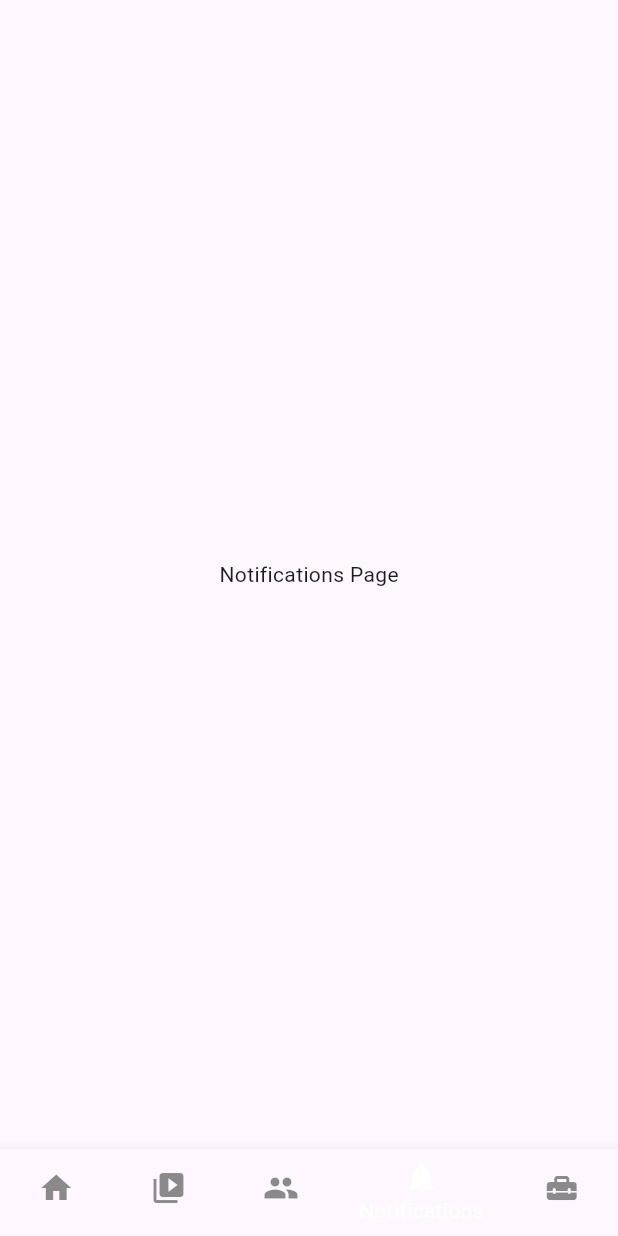
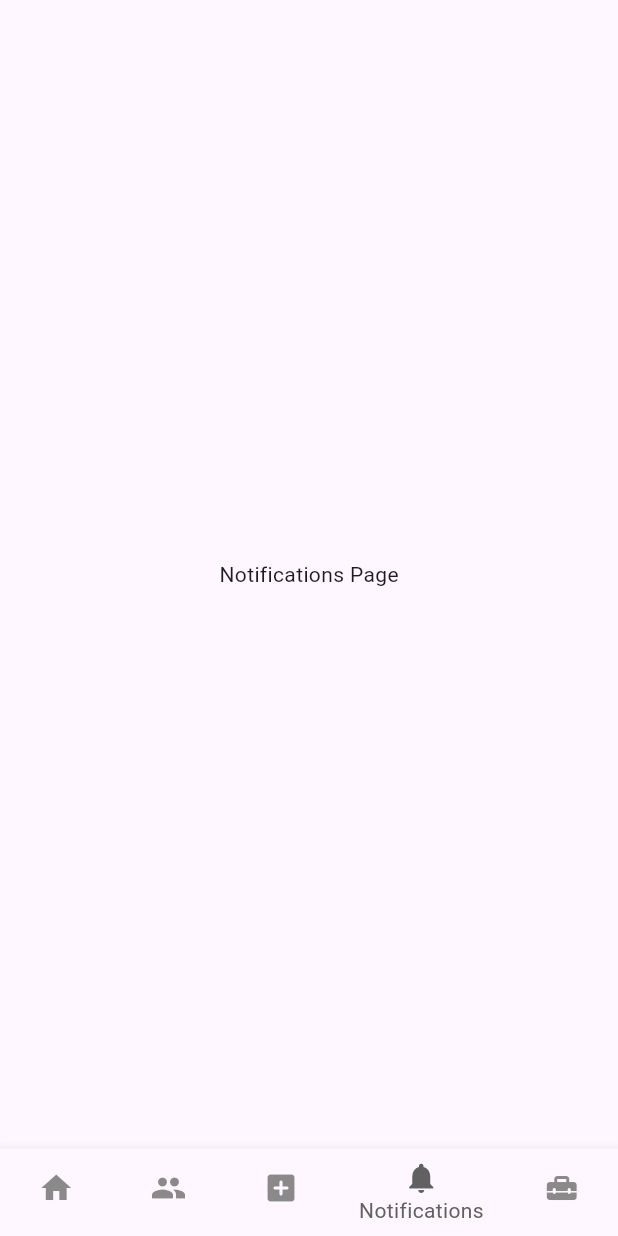
Before and after one commit to mostafamahmoud21/Linkedin_Clone, a Flutter app: the screen it shows after launch, item 4 of the bottom bar chosen, on a phone screen of 412 x 824 dp. Run offline on Flutter 3.47's test engine with Material 3 defaults, Android fonts, the phone set to English and light mode, and no system bars; our stand-ins replace dio, flutter_bloc, image_picker.

Commit message:
any edit

```diff
--- a/Flutter/linkedin_clone/lib/views/Buttom_navegationpar/ButtomNavegation_par.dart
+++ b/Flutter/linkedin_clone/lib/views/Buttom_navegationpar/ButtomNavegation_par.dart
@@ -1,4 +1,5 @@
 import 'package:flutter/material.dart';
+import 'package:linkedin_clone/views/home_page.dart';
 
 class BottomNavigationPar extends StatefulWidget {
   const BottomNavigationPar({super.key});
@@ -11,7 +12,7 @@ class _BottomNavigationParState extends State<BottomNavigationPar> {
   int selectedIndex = 0;
 
   List<Widget> _pages = [
-    Center(child: Text('Home Page')),
+    home_page(),
     Center(child: Text('Video Page')),
     Center(child: Text('My Network Page')),
     Center(child: Text('Notifications Page')),
@@ -30,14 +31,14 @@ class _BottomNavigationParState extends State<BottomNavigationPar> {
           });
         },
         backgroundColor: Colors.black87,
-        selectedItemColor: Color.fromARGB(255, 255, 255, 255),
+        selectedItemColor: Color.fromARGB(255, 98, 97, 97),
         unselectedItemColor: const Color.fromARGB(179, 91, 90, 90),
         items: const [
           BottomNavigationBarItem(icon: Icon(Icons.home), label: "Home"),
           BottomNavigationBarItem(
-              icon: Icon(Icons.video_collection), label: "Video"),
+              icon: Icon(Icons.group_sharp), label: "My Network"),
           BottomNavigationBarItem(
-              icon: Icon(Icons.group_sharp), label: "My Network"),
+              icon: Icon(Icons.add_box_rounded), label: "Post"),
           BottomNavigationBarItem(
               icon: Icon(Icons.notifications), label: "Notifications"),
           BottomNavigationBarItem(
--- a/Flutter/linkedin_clone/lib/views/authentication/start_screen.dart
+++ b/Flutter/linkedin_clone/lib/views/authentication/start_screen.dart
@@ -88,7 +88,7 @@ class start_screen extends StatelessWidget {
                       assetName: 'assets/images/facepook icon.png',
                       text: 'Continue with facebook',
                       onPressed: () {},
-                      width: screenWidth / 4.5,
+                      width: screenWidth / 5.1,
                       hight: 0,
                     ),
                   ),
```
Also changed, not shown: Flutter/linkedin_clone/lib/views/home_page.dart (added, +49 -0 lines).
